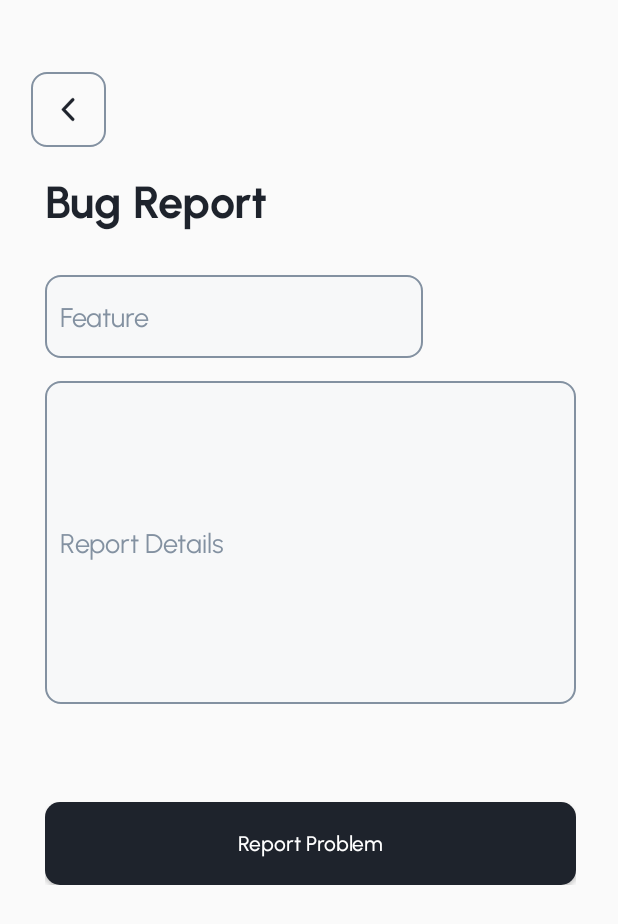
After one commit to JanTalanay/HartCheckMobile, an Android app: the layout activity_bug_report.xml on its own in the app's theme, with its tools: preview values and no code run, on a phone screen of 412 x 824 dp. The commit adds this screen. Shown: the top 924 px of the screen. Run offline under Robolectric (Android 15) with nearby library versions, the phone set to English and light mode, and no system bars.

```diff
--- /dev/null
+++ b/app/src/main/java/com/example/hartcheck/BugReportActivity.kt
@@ -0,0 +1,11 @@
+package com.example.hartcheck
+
+import androidx.appcompat.app.AppCompatActivity
+import android.os.Bundle
+
+class BugReportActivity : AppCompatActivity() {
+    override fun onCreate(savedInstanceState: Bundle?) {
+        super.onCreate(savedInstanceState)
+        setContentView(R.layout.activity_bug_report)
+    }
+}
--- /dev/null
+++ b/app/src/main/res/layout/activity_bug_report.xml
@@ -0,0 +1,140 @@
+<?xml version="1.0" encoding="utf-8"?>
+<androidx.constraintlayout.widget.ConstraintLayout xmlns:android="http://schemas.android.com/apk/res/android"
+    xmlns:app="http://schemas.android.com/apk/res-auto"
+    xmlns:tools="http://schemas.android.com/tools"
+    android:layout_width="match_parent"
+    android:layout_height="match_parent"
+    tools:context=".BugReportActivity">
+
+    <Button
+        android:id="@+id/btn_back"
+        android:layout_width="50dp"
+        android:layout_height="50dp"
+        android:layout_marginTop="48dp"
+        android:background="@drawable/btn_back"
+        android:drawableStart="@drawable/back_arrow"
+        android:paddingStart="15dp"
+        android:text="@string/filler"
+        app:layout_constraintEnd_toEndOf="parent"
+        app:layout_constraintHorizontal_bias="0.058"
+        app:layout_constraintStart_toStartOf="parent"
+        app:layout_constraintTop_toTopOf="parent" />
+
+    <TableLayout
+        android:layout_width="354dp"
+        android:layout_height="598dp"
+        android:layout_marginTop="16dp"
+        android:orientation="vertical"
+        android:stretchColumns="*"
+        app:layout_constraintEnd_toEndOf="parent"
+        app:layout_constraintHorizontal_bias="0.512"
+        app:layout_constraintStart_toStartOf="parent"
+        app:layout_constraintTop_toBottomOf="@+id/btn_back">
+
+        <TableRow
+            android:layout_width="match_parent"
+            android:layout_height="match_parent">
+
+            <TextView
+                android:id="@+id/header"
+                android:layout_width="350dp"
+                android:layout_height="wrap_content"
+                android:layout_column="0"
+                android:layout_marginBottom="30dp"
+                android:layout_span="2"
+                android:fontFamily="@font/font_urbanist_bold"
+                android:text="@string/header_bug_1"
+                android:textColor="@color/primary_black"
+                android:textSize="30sp"
+                app:layout_constraintBottom_toBottomOf="parent"
+                app:layout_constraintEnd_toEndOf="parent"
+                app:layout_constraintHorizontal_bias="0.494"
+                app:layout_constraintStart_toStartOf="parent"
+                app:layout_constraintTop_toTopOf="parent"
+                app:layout_constraintVertical_bias="0.050" />
+        </TableRow>
+
+        <TableRow
+            android:layout_width="fill_parent"
+            android:layout_height="wrap_content">
+
+            <EditText
+                android:id="@+id/input_bug_feature"
+                android:layout_width="160dp"
+                android:layout_height="55dp"
+                android:layout_column="0"
+                android:layout_marginRight="10dp"
+                android:background="@drawable/custom_input"
+                android:ems="10"
+                android:hint="@string/input_feat"
+                android:inputType="text"
+                android:paddingStart="10dp"
+                android:paddingEnd="10dp"
+                android:textColor="@color/grey"
+                android:textColorHint="@color/grey"
+                tools:layout_editor_absoluteX="28dp"
+                tools:layout_editor_absoluteY="128dp" />
+
+        </TableRow>
+
+        <TableRow
+            android:layout_width="match_parent"
+            android:layout_height="88dp"
+            android:layout_marginTop="15dp">
+
+            <EditText
+                android:id="@+id/input_report_details"
+                android:layout_width="match_parent"
+                android:layout_height="215dp"
+                android:layout_span="2"
+                android:background="@drawable/custom_input"
+                android:hint="@string/input_report_details"
+                android:inputType="textLongMessage"
+                android:lines="7"
+                android:maxLines="7"
+                android:paddingStart="10dp"
+                android:paddingEnd="10dp"
+                android:singleLine="false"
+                android:textColor="@color/grey"
+                android:textColorHint="@color/grey"
+                tools:layout_editor_absoluteX="28dp"
+                tools:layout_editor_absoluteY="128dp" />
+        </TableRow>
+
+        <TableRow
+            android:layout_width="match_parent"
+            android:layout_height="wrap_content"
+            android:layout_marginTop="15dp" />
+
+        <TableRow
+            android:layout_width="match_parent"
+            android:layout_height="wrap_content"
+            android:layout_marginTop="50dp">
+
+            <Button
+                android:id="@+id/btn_report_prob"
+                android:layout_width="320dp"
+                android:layout_height="55dp"
+                android:layout_span="2"
+                android:background="@drawable/btn_primary"
+                android:fontFamily="@font/font_urbanist_medium"
+                android:text="@string/btn_report"
+                android:textAllCaps="false"
+                android:textColor="@drawable/btn_text_color_white"
+                app:layout_constraintBottom_toBottomOf="parent"
+                app:layout_constraintEnd_toEndOf="parent"
+                app:layout_constraintHorizontal_bias="0.500"
+                app:layout_constraintStart_toStartOf="parent"
+                app:layout_constraintTop_toTopOf="parent"
+                app:layout_constraintVertical_bias="0.500" />
+        </TableRow>
+
+        <TableRow
+            android:layout_width="match_parent"
+            android:layout_height="wrap_content"
+            android:layout_marginTop="15dp" />
+
+
+    </TableLayout>
+
+</androidx.constraintlayout.widget.ConstraintLayout>
--- a/app/src/main/res/values/strings.xml
+++ b/app/src/main/res/values/strings.xml
@@ -86,6 +86,7 @@
     <string name="input_diastolic">Diastolic</string>
     <string name="input_status">Status</string>
     <string name="input_no">0</string>
+    <string name="input_feat">Feature</string>
 
     <!--    paragraphs-->
     <string name="p_reg1">Do you have any history of medical conditions that could be hereditary? if yes then what is that condition, if no then answer “N/A”</string>
```
